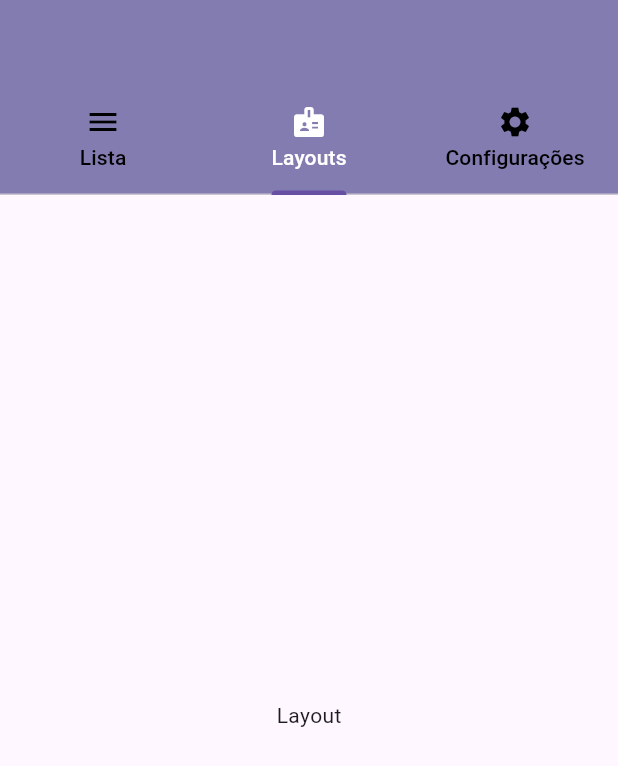
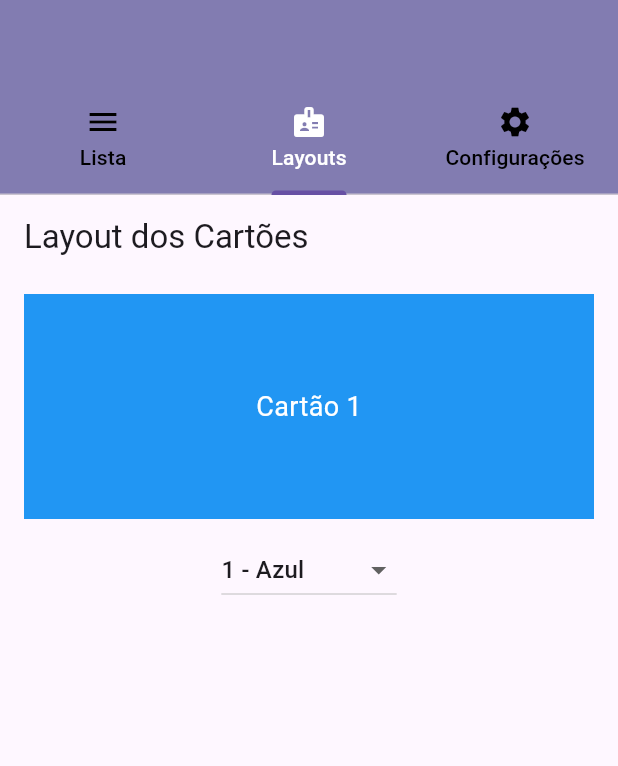
Before and after one commit to MundusUni/Giftelo, a Flutter app: the screen it shows after launch, tab 2 chosen, on a phone screen of 412 x 824 dp. Shown: the top 766 px of the screen. Run offline on Flutter 3.47's test engine with Material 3 defaults, Android fonts, the phone set to English and light mode, and no system bars; our stand-ins replace sqflite, sqflite_common_ffi; accounts and stored records are empty.

Commit message:
V0.0.4
Adicionado um esboço da aba cartões, para ajudar a visualizar melhor.

```diff
--- a/lib/ui/layout_dos_cartoes.dart
+++ b/lib/ui/layout_dos_cartoes.dart
@@ -1,12 +1,61 @@
 import 'package:flutter/material.dart';
 
-class LayoutDosCartoes extends StatelessWidget {
+class LayoutDosCartoes extends StatefulWidget {
   const LayoutDosCartoes({super.key});
+
+  @override
+  _LayoutDosCartoesState createState() => _LayoutDosCartoesState();
+}
+
+class _LayoutDosCartoesState extends State<LayoutDosCartoes> {
+  int selectedOption = 1; // Valor inicial (1 = azul)
+  final List<int> items = [1]; // Inicialmente, apenas um item na lista
 
   @override
   Widget build(BuildContext context) {
     return Scaffold(
-      body: Center(child: Text("Layout")),
+      appBar: AppBar(title: const Text("Layout dos Cartões")),
+      body: ListView.builder(
+        itemCount: items.length, // Número de itens na lista (inicialmente 1)
+        itemBuilder: (context, index) {
+          return Column(
+            children: [
+              // Retângulo (Cartão de Visitas)
+              Container(
+                margin: const EdgeInsets.symmetric(vertical: 10, horizontal: 16),
+                width: double.infinity, // Ocupa toda a largura disponível
+                height: 150, // Altura do cartão
+                color: selectedOption == 1 ? Colors.blue : Colors.red, // Azul ou vermelho
+                child: Center(
+                  child: Text(
+                    'Cartão ${items[index]}',
+                    style: const TextStyle(color: Colors.white, fontSize: 18),
+                  ),
+                ),
+              ),
+              // Dropdown para selecionar a cor
+              DropdownButton<int>(
+                value: selectedOption,
+                items: const [
+                  DropdownMenuItem(
+                    value: 1,
+                    child: Text("1 - Azul"),
+                  ),
+                  DropdownMenuItem(
+                    value: 2,
+                    child: Text("2 - Vermelho"),
+                  ),
+                ],
+                onChanged: (int? newValue) {
+                  setState(() {
+                    selectedOption = newValue ?? 1; // Atualiza a opção selecionada
+                  });
+                },
+              ),
+            ],
+          );
+        },
+      ),
     );
   }
 }
--- a/lib/ui/lista_de_cadastrados.dart
+++ b/lib/ui/lista_de_cadastrados.dart
@@ -163,6 +163,10 @@ void _mostrarPopupEdicao(Map<String, dynamic> usuario) {
                 // Botão Adicionar (Aumenta o número de usos)
                 TextButton(
                   onPressed: () async {
+                    if (int.parse(_usosController.text) >= int.parse(_maxUsosController.text)) {
+                      Navigator.pop(context); // Fecha a popup de edição
+                      return; // Impede que a popup seja fechada
+                    }
                   // Atualiza o campo de usos no banco
                   await _dbHelper.updateUser({
                     'id': usuario['id'],
@@ -278,10 +282,6 @@ Widget build(BuildContext context) {
   );
 }
 
-
-
-
-
   @override
   void dispose() {
     _nameController.dispose();
```
